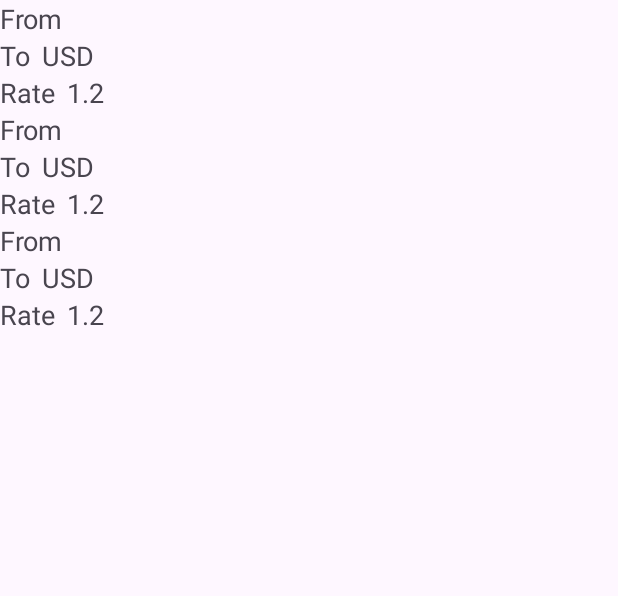
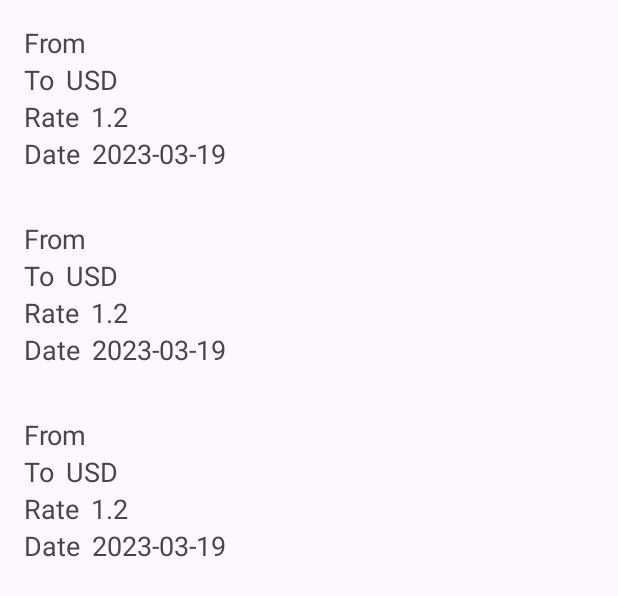
Before and after one commit to ahmedalaa92/Currency-Converter-App, an Android app: the layout fragment_details.xml on its own in the app's theme, with its tools: preview values and no code run, on a phone screen of 412 x 824 dp. Shown: the top 596 px of the screen. Run offline under Robolectric (Android 15) with nearby library versions, the phone set to English and light mode, and no system bars.

Commit message:
add date in currency_conversion_list_item.xml add dividerItemDecorator for historical recycler view

```diff
--- a/app/src/main/res/layout/currency_conversion_list_item.xml
+++ b/app/src/main/res/layout/currency_conversion_list_item.xml
@@ -19,7 +19,8 @@
 
     <androidx.constraintlayout.widget.ConstraintLayout xmlns:android="http://schemas.android.com/apk/res/android"
         android:layout_width="match_parent"
-        android:layout_height="wrap_content">
+        android:layout_height="wrap_content"
+        android:padding="@dimen/medium_padding">
 
         <TextView
             android:id="@+id/tvFromLabel"
@@ -85,5 +86,26 @@
             app:toCurrency="@{toCurrency}"
             tools:text="1.2" />
 
+        <TextView
+            android:id="@+id/tvDateLabel"
+            android:layout_width="0dp"
+            android:layout_height="wrap_content"
+            android:text="@string/date"
+            android:textSize="@dimen/label_text_size"
+            app:layout_constraintStart_toStartOf="parent"
+            app:layout_constraintTop_toBottomOf="@id/tvRateLabel" />
+
+
+        <TextView
+            android:id="@+id/tvDateValue"
+            android:layout_width="0dp"
+            android:layout_height="wrap_content"
+            android:layout_marginStart="@dimen/small_padding"
+            android:text="@{model.date}"
+            android:textSize="@dimen/label_text_size"
+            app:layout_constraintBottom_toBottomOf="@id/tvDateLabel"
+            app:layout_constraintStart_toEndOf="@id/tvDateLabel"
+            app:layout_constraintTop_toTopOf="@id/tvDateLabel"
+            tools:text="2023-03-19" />
     </androidx.constraintlayout.widget.ConstraintLayout>
 </layout>
--- a/app/src/main/res/layout/fragment_details.xml
+++ b/app/src/main/res/layout/fragment_details.xml
@@ -18,6 +18,7 @@
             android:layout_width="0dp"
             android:layout_height="0dp"
             android:orientation="vertical"
+            app:layoutManager="androidx.recyclerview.widget.LinearLayoutManager"
             app:layout_constraintBottom_toBottomOf="parent"
             app:layout_constraintEnd_toEndOf="parent"
             app:layout_constraintStart_toStartOf="parent"
--- a/app/src/main/res/values/strings.xml
+++ b/app/src/main/res/values/strings.xml
@@ -7,6 +7,7 @@
     <string name="swap">swap</string>
     <string name="details">Details</string>
     <string name="rate">Rate</string>
+    <string name="date">Date</string>
     <string name="from_amount_default_value">1.0</string>
 
 
```
Also changed, not shown: app/src/main/java/com/example/currencyconverterapp/ui/DetailsFragment.kt (+6 -5 lines), app/src/main/java/com/example/currencyconverterapp/ui/HistoricalRatesListAdapter.kt (+13 -6 lines).
